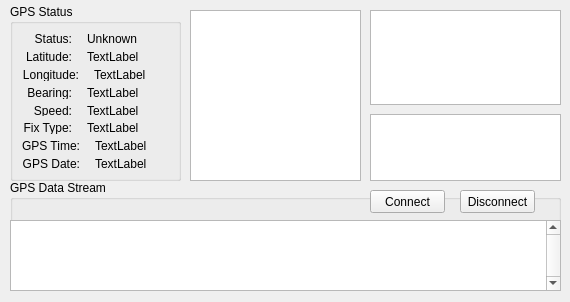
This is ground/src/plugins/gpsdisplay/gpsdisplaywidget.ui in openpilot/OpenPilot as Qt 5 draws it before an edit. The edited form follows.
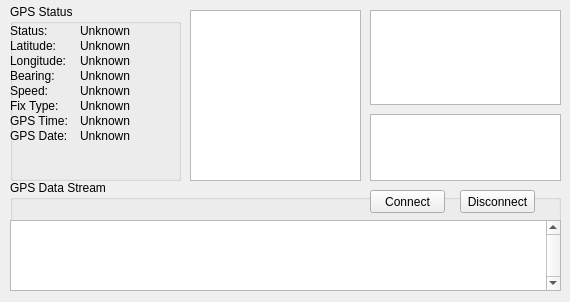
This is the edited form.

Commit message: Some cleanup, renamed labels/values, tidier layout.

```diff
--- a/ground/src/plugins/gpsdisplay/gpsdisplaywidget.ui
+++ b/ground/src/plugins/gpsdisplay/gpsdisplaywidget.ui
@@ -98,349 +98,141 @@
    <property name="title">
     <string>GPS Status</string>
    </property>
-   <layout class="QGridLayout" name="gridLayout">
-    <item row="4" column="0">
-     <layout class="QHBoxLayout" name="horizontalLayout">
-      <property name="spacing">
-       <number>15</number>
-      </property>
-      <property name="leftMargin">
-       <number>0</number>
-      </property>
-      <property name="rightMargin">
-       <number>0</number>
-      </property>
-      <item>
-       <widget class="QLabel" name="label">
-        <property name="sizePolicy">
-         <sizepolicy hsizetype="Fixed" vsizetype="Fixed">
-          <horstretch>0</horstretch>
-          <verstretch>0</verstretch>
-         </sizepolicy>
-        </property>
-        <property name="minimumSize">
-         <size>
-          <width>50</width>
-          <height>0</height>
-         </size>
-        </property>
+   <widget class="QWidget" name="formLayoutWidget">
+    <property name="geometry">
+     <rect>
+      <x>0</x>
+      <y>20</y>
+      <width>171</width>
+      <height>151</height>
+     </rect>
+    </property>
+    <layout class="QFormLayout" name="formLayout">
+     <property name="labelAlignment">
+      <set>Qt::AlignLeading|Qt::AlignLeft|Qt::AlignVCenter</set>
+     </property>
+     <property name="horizontalSpacing">
+      <number>12</number>
+     </property>
+     <property name="verticalSpacing">
+      <number>1</number>
+     </property>
+     <item row="0" column="0">
+      <widget class="QLabel" name="status_label">
+       <property name="text">
+        <string>Status:</string>
+       </property>
+      </widget>
+     </item>
+     <item row="0" column="1">
+      <widget class="QLabel" name="status_value">
         <property name="text">
-         <string>Latitude:</string>
-        </property>
-        <property name="alignment">
-         <set>Qt::AlignRight|Qt::AlignTrailing|Qt::AlignVCenter</set>
-        </property>
-       </widget>
-      </item>
-      <item>
+        <string>Unknown</string>
+       </property>
+      </widget>
+     </item>
+     <item row="1" column="0">
        <widget class="QLabel" name="lat_label">
         <property name="text">
-         <string>TextLabel</string>
+        <string>Latitude:</string>
         </property>
        </widget>
       </item>
-     </layout>
-    </item>
-    <item row="5" column="0">
-     <layout class="QHBoxLayout" name="horizontalLayout_2">
-      <property name="spacing">
-       <number>15</number>
-      </property>
-      <property name="leftMargin">
-       <number>0</number>
-      </property>
-      <property name="rightMargin">
-       <number>0</number>
-      </property>
-      <item>
-       <widget class="QLabel" name="label_9">
-        <property name="sizePolicy">
-         <sizepolicy hsizetype="Fixed" vsizetype="Fixed">
-          <horstretch>0</horstretch>
-          <verstretch>0</verstretch>
-         </sizepolicy>
-        </property>
-        <property name="minimumSize">
-         <size>
-          <width>50</width>
-          <height>0</height>
-         </size>
-        </property>
+     <item row="1" column="1">
+      <widget class="QLabel" name="lat_value">
         <property name="text">
-         <string>Longitude:</string>
-        </property>
-        <property name="alignment">
-         <set>Qt::AlignRight|Qt::AlignTrailing|Qt::AlignVCenter</set>
+        <string>Unknown</string>
         </property>
        </widget>
       </item>
-      <item>
+     <item row="2" column="0">
        <widget class="QLabel" name="long_label">
         <property name="text">
-         <string>TextLabel</string>
+        <string>Longitude:</string>
         </property>
        </widget>
       </item>
-     </layout>
-    </item>
-    <item row="6" column="0">
-     <layout class="QHBoxLayout" name="horizontalLayout_3">
-      <property name="spacing">
-       <number>15</number>
-      </property>
-      <property name="leftMargin">
-       <number>0</number>
-      </property>
-      <property name="rightMargin">
-       <number>0</number>
-      </property>
-      <item>
-       <widget class="QLabel" name="label_11">
-        <property name="sizePolicy">
-         <sizepolicy hsizetype="Fixed" vsizetype="Fixed">
-          <horstretch>0</horstretch>
-          <verstretch>0</verstretch>
-         </sizepolicy>
-        </property>
-        <property name="minimumSize">
-         <size>
-          <width>50</width>
-          <height>0</height>
-         </size>
-        </property>
-        <property name="text">
-         <string>Bearing:</string>
-        </property>
-        <property name="alignment">
-         <set>Qt::AlignRight|Qt::AlignTrailing|Qt::AlignVCenter</set>
-        </property>
-       </widget>
-      </item>
-      <item>
+     <item row="3" column="0">
        <widget class="QLabel" name="bear_label">
         <property name="text">
-         <string>TextLabel</string>
+        <string>Bearing:</string>
         </property>
        </widget>
       </item>
-     </layout>
-    </item>
-    <item row="7" column="0">
-     <layout class="QHBoxLayout" name="horizontalLayout_5">
-      <property name="spacing">
-       <number>15</number>
-      </property>
-      <property name="leftMargin">
-       <number>0</number>
-      </property>
-      <property name="rightMargin">
-       <number>0</number>
-      </property>
-      <item>
-       <widget class="QLabel" name="label_15">
-        <property name="sizePolicy">
-         <sizepolicy hsizetype="Fixed" vsizetype="Fixed">
-          <horstretch>0</horstretch>
-          <verstretch>0</verstretch>
-         </sizepolicy>
-        </property>
-        <property name="minimumSize">
-         <size>
-          <width>50</width>
-          <height>0</height>
-         </size>
-        </property>
-        <property name="text">
-         <string>Speed:</string>
-        </property>
-        <property name="alignment">
-         <set>Qt::AlignRight|Qt::AlignTrailing|Qt::AlignVCenter</set>
-        </property>
-       </widget>
-      </item>
-      <item>
+     <item row="4" column="0">
        <widget class="QLabel" name="speed_label">
         <property name="text">
-         <string>TextLabel</string>
+        <string>Speed:</string>
         </property>
        </widget>
       </item>
-     </layout>
-    </item>
-    <item row="8" column="0">
-     <layout class="QHBoxLayout" name="horizontalLayout_6">
-      <property name="spacing">
-       <number>15</number>
-      </property>
-      <property name="leftMargin">
-       <number>0</number>
-      </property>
-      <property name="rightMargin">
-       <number>0</number>
-      </property>
-      <item>
-       <widget class="QLabel" name="label_17">
-        <property name="sizePolicy">
-         <sizepolicy hsizetype="Fixed" vsizetype="Fixed">
-          <horstretch>0</horstretch>
-          <verstretch>0</verstretch>
-         </sizepolicy>
-        </property>
-        <property name="minimumSize">
-         <size>
-          <width>50</width>
-          <height>0</height>
-         </size>
-        </property>
-        <property name="text">
-         <string>Fix Type:</string>
-        </property>
-        <property name="alignment">
-         <set>Qt::AlignRight|Qt::AlignTrailing|Qt::AlignVCenter</set>
-        </property>
-       </widget>
-      </item>
-      <item>
+     <item row="5" column="0">
        <widget class="QLabel" name="fix_label">
         <property name="text">
-         <string>TextLabel</string>
+        <string>Fix Type:</string>
         </property>
        </widget>
       </item>
-     </layout>
-    </item>
-    <item row="9" column="0">
-     <layout class="QHBoxLayout" name="horizontalLayout_7">
-      <property name="spacing">
-       <number>15</number>
-      </property>
-      <property name="leftMargin">
-       <number>0</number>
-      </property>
-      <property name="rightMargin">
-       <number>0</number>
-      </property>
-      <item>
-       <widget class="QLabel" name="label_19">
-        <property name="sizePolicy">
-         <sizepolicy hsizetype="Fixed" vsizetype="Fixed">
-          <horstretch>0</horstretch>
-          <verstretch>0</verstretch>
-         </sizepolicy>
-        </property>
-        <property name="minimumSize">
-         <size>
-          <width>50</width>
-          <height>0</height>
-         </size>
-        </property>
-        <property name="text">
-         <string>GPS Time:</string>
-        </property>
-        <property name="alignment">
-         <set>Qt::AlignRight|Qt::AlignTrailing|Qt::AlignVCenter</set>
-        </property>
-       </widget>
-      </item>
-      <item>
+     <item row="6" column="0">
        <widget class="QLabel" name="gtime_label">
         <property name="text">
-         <string>TextLabel</string>
+        <string>GPS Time:</string>
         </property>
        </widget>
       </item>
-     </layout>
-    </item>
-    <item row="10" column="0">
-     <layout class="QHBoxLayout" name="horizontalLayout_8">
-      <property name="spacing">
-       <number>15</number>
-      </property>
-      <property name="leftMargin">
-       <number>0</number>
-      </property>
-      <property name="rightMargin">
-       <number>0</number>
-      </property>
-      <item>
-       <widget class="QLabel" name="label_21">
-        <property name="sizePolicy">
-         <sizepolicy hsizetype="Fixed" vsizetype="Fixed">
-          <horstretch>0</horstretch>
-          <verstretch>0</verstretch>
-         </sizepolicy>
-        </property>
-        <property name="minimumSize">
-         <size>
-          <width>50</width>
-          <height>0</height>
-         </size>
-        </property>
-        <property name="text">
-         <string>GPS Date:</string>
-        </property>
-        <property name="alignment">
-         <set>Qt::AlignRight|Qt::AlignTrailing|Qt::AlignVCenter</set>
-        </property>
-       </widget>
-      </item>
-      <item>
+     <item row="7" column="0">
        <widget class="QLabel" name="gdate_label">
         <property name="text">
-         <string>TextLabel</string>
+        <string>GPS Date:</string>
         </property>
        </widget>
       </item>
-     </layout>
-    </item>
-    <item row="2" column="0">
-     <layout class="QHBoxLayout" name="horizontalLayout_4">
-      <property name="spacing">
-       <number>15</number>
-      </property>
-      <property name="leftMargin">
-       <number>0</number>
-      </property>
-      <property name="rightMargin">
-       <number>0</number>
-      </property>
-      <item>
-       <widget class="QLabel" name="label_13">
-        <property name="sizePolicy">
-         <sizepolicy hsizetype="Fixed" vsizetype="Fixed">
-          <horstretch>0</horstretch>
-          <verstretch>0</verstretch>
-         </sizepolicy>
-        </property>
-        <property name="minimumSize">
-         <size>
-          <width>50</width>
-          <height>0</height>
-         </size>
-        </property>
+     <item row="2" column="1">
+      <widget class="QLabel" name="long_value">
+       <property name="text">
+        <string>Unknown</string>
+       </property>
+      </widget>
+     </item>
+     <item row="3" column="1">
+      <widget class="QLabel" name="bear_value">
+       <property name="text">
+        <string>Unknown</string>
+       </property>
+      </widget>
+     </item>
+     <item row="4" column="1">
+      <widget class="QLabel" name="speed_value">
+       <property name="text">
+        <string>Unknown</string>
+       </property>
+      </widget>
+     </item>
+     <item row="5" column="1">
+      <widget class="QLabel" name="fix_value">
+       <property name="text">
+        <string>Unknown</string>
+       </property>
+      </widget>
+     </item>
+     <item row="6" column="1">
+      <widget class="QLabel" name="gtime_value">
         <property name="text">
-         <string>Status:</string>
-        </property>
-        <property name="textFormat">
-         <enum>Qt::PlainText</enum>
-        </property>
-        <property name="alignment">
-         <set>Qt::AlignRight|Qt::AlignTrailing|Qt::AlignVCenter</set>
-        </property>
-       </widget>
-      </item>
-      <item>
-       <widget class="QLabel" name="label_2">
+        <string>Unknown</string>
+       </property>
+      </widget>
+     </item>
+     <item row="7" column="1">
+      <widget class="QLabel" name="gdate_value">
         <property name="text">
          <string>Unknown</string>
         </property>
        </widget>
       </item>
      </layout>
-    </item>
-   </layout>
-  </widget>
-  <widget class="QGroupBox" name="groupBox_2">
+   </widget>
+  </widget>
+  <widget class="QGroupBox" name="dataStreamGroupBox">
    <property name="geometry">
     <rect>
      <x>10</x>
```
Left out of the diff: 2 changed lines with no effect on the pictures. Lines whose indentation alone changed are shown as unchanged. The commit also changes 1 other file.
